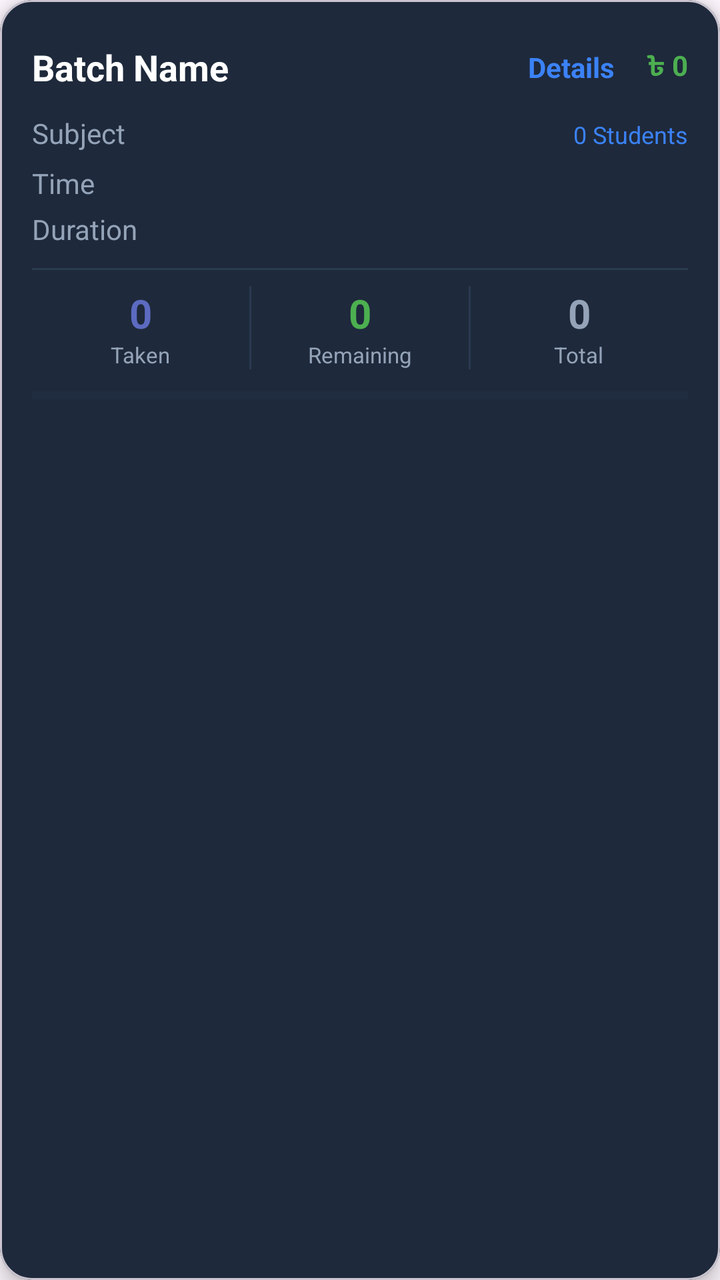
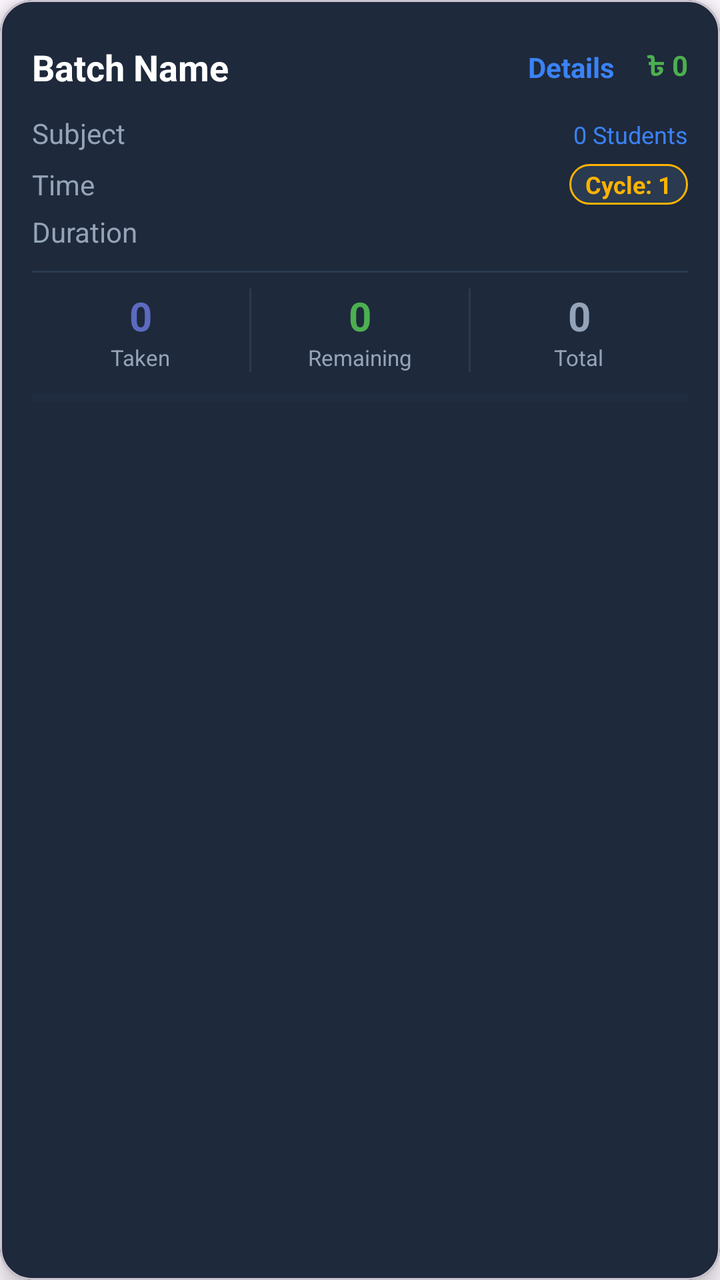

Screens rendered from an Android XML layout before and after an edit, with the pre-edit source and the edit as a unified diff.
<!-- AndroidManifest.xml: application theme Theme.TeachSync -->
<!-- res/layout/batch_item.xml -->
<?xml version="1.0" encoding="utf-8"?>
<com.google.android.material.card.MaterialCardView
    xmlns:android="http://schemas.android.com/apk/res/android"
    xmlns:app="http://schemas.android.com/apk/res-auto"
    app:cardCornerRadius="16dp"
    app:cardElevation="6dp"
    android:layout_width="match_parent"
    android:layout_height="wrap_content"
    android:layout_marginBottom="12dp"
    android:layout_marginHorizontal="4dp"
    android:backgroundTint="#1E293B">

    <LinearLayout
        android:padding="16dp"
        android:orientation="vertical"
        android:layout_width="match_parent"
        android:layout_height="wrap_content">

        <LinearLayout
            android:layout_width="match_parent"
            android:layout_height="wrap_content"
            android:orientation="horizontal"
            android:gravity="center_vertical">

            <TextView
                android:id="@+id/tvBatchName"
                android:text="Batch Name"
                android:textColor="#FFFFFF"
                android:textSize="18sp"
                android:textStyle="bold"
                android:layout_width="0dp"
                android:layout_height="wrap_content"
                android:layout_weight="1"/>

            <TextView
                android:id="@+id/tvBtnDetails"
                android:layout_width="wrap_content"
                android:layout_height="wrap_content"
                android:text="Details"
                android:textColor="#3B82F6"
                android:textSize="14sp"
                android:textStyle="bold"
                android:padding="8dp"
                android:clickable="true"
                android:focusable="true"
                android:background="?attr/selectableItemBackground"
                android:layout_marginEnd="8dp"/>

            <TextView
                android:id="@+id/tvPayment"
                android:text="৳ 0"
                android:textColor="#4CAF50"
                android:textSize="14sp"
                android:textStyle="bold"
                android:layout_width="wrap_content"
                android:layout_height="wrap_content"/>

        </LinearLayout>

        <LinearLayout
            android:layout_width="match_parent"
            android:layout_height="wrap_content"
            android:orientation="horizontal"
            android:layout_marginTop="6dp">

            <TextView
                android:id="@+id/tvBatchSubject"
                android:text="Subject"
                android:textColor="#94A3B8"
                android:layout_width="0dp"
                android:layout_height="wrap_content"
                android:layout_weight="1"/>

            <TextView
                android:id="@+id/tvEnrolledCount"
                android:text="0 Students"
                android:textColor="#3B82F6"
                android:textSize="12sp"
                android:layout_width="wrap_content"
                android:layout_height="wrap_content"/>
        </LinearLayout>

        <TextView
            android:id="@+id/tvBatchTime"
            android:text="Time"
            android:textColor="#94A3B8"
            android:layout_marginTop="6dp"
            android:layout_width="wrap_content"
            android:layout_height="wrap_content"/>

        <TextView
            android:id="@+id/tvBatchDuration"
            android:text="Duration"
            android:textColor="#94A3B8"
            android:layout_marginTop="4dp"
            android:layout_width="wrap_content"
            android:layout_height="wrap_content"/>

        
        <View
            android:layout_width="match_parent"
            android:layout_height="1dp"
            android:background="#2A3A50"
            android:layout_marginTop="10dp"
            android:layout_marginBottom="8dp"/>

        
        <LinearLayout
            android:layout_width="match_parent"
            android:layout_height="wrap_content"
            android:orientation="horizontal">

            <LinearLayout
                android:layout_width="0dp"
                android:layout_height="wrap_content"
                android:layout_weight="1"
                android:orientation="vertical"
                android:gravity="center">

                <TextView
                    android:id="@+id/tvClassesTaken"
                    android:text="0"
                    android:textColor="#5C6BC0"
                    android:textSize="20sp"
                    android:textStyle="bold"
                    android:gravity="center"
                    android:layout_width="wrap_content"
                    android:layout_height="wrap_content"/>

                <TextView
                    android:text="Taken"
                    android:textColor="#94A3B8"
                    android:textSize="11sp"
                    android:gravity="center"
                    android:layout_width="wrap_content"
                    android:layout_height="wrap_content"/>
            </LinearLayout>

            <View
                android:layout_width="1dp"
                android:layout_height="match_parent"
                android:background="#2A3A50"/>

            <LinearLayout
                android:layout_width="0dp"
                android:layout_height="wrap_content"
                android:layout_weight="1"
                android:orientation="vertical"
                android:gravity="center">

                <TextView
                    android:id="@+id/tvClassesRemaining"
                    android:text="0"
                    android:textColor="#4CAF50"
                    android:textSize="20sp"
                    android:textStyle="bold"
                    android:gravity="center"
                    android:layout_width="wrap_content"
                    android:layout_height="wrap_content"/>

                <TextView
                    android:text="Remaining"
                    android:textColor="#94A3B8"
                    android:textSize="11sp"
                    android:gravity="center"
                    android:layout_width="wrap_content"
                    android:layout_height="wrap_content"/>
            </LinearLayout>

            <View
                android:layout_width="1dp"
                android:layout_height="match_parent"
                android:background="#2A3A50"/>

            <LinearLayout
                android:layout_width="0dp"
                android:layout_height="wrap_content"
                android:layout_weight="1"
                android:orientation="vertical"
                android:gravity="center">

                <TextView
                    android:id="@+id/tvClassesTotal"
                    android:text="0"
                    android:textColor="#94A3B8"
                    android:textSize="20sp"
                    android:textStyle="bold"
                    android:gravity="center"
                    android:layout_width="wrap_content"
                    android:layout_height="wrap_content"/>

                <TextView
                    android:text="Total"
                    android:textColor="#94A3B8"
                    android:textSize="11sp"
                    android:gravity="center"
                    android:layout_width="wrap_content"
                    android:layout_height="wrap_content"/>
            </LinearLayout>

        </LinearLayout>

        
        <ProgressBar
            android:id="@+id/progressCycle"
            style="?android:attr/progressBarStyleHorizontal"
            android:layout_width="match_parent"
            android:layout_height="6dp"
            android:layout_marginTop="10dp"
            android:progressTint="#5C6BC0"
            android:progressBackgroundTint="#2A3A50"
            android:max="100"
            android:progress="0"/>

    </LinearLayout>

</com.google.android.material.card.MaterialCardView>
<!-- resources referenced by this layout -->
<resources>
  <style name="Theme.TeachSync" parent="Base.Theme.TeachSync" />
  <style name="Base.Theme.TeachSync" parent="Theme.Material3.DayNight.NoActionBar">
          
          
      </style>
</resources>

<!-- the commit's change to res/layout/batch_item.xml (unified diff, before → after) -->
@@ -10,208 +10,286 @@
     android:layout_marginHorizontal="4dp"
     android:backgroundTint="#1E293B">
 
-    <LinearLayout
-        android:padding="16dp"
-        android:orientation="vertical"
+    <FrameLayout
         android:layout_width="match_parent"
         android:layout_height="wrap_content">
 
         <LinearLayout
+            android:padding="16dp"
+            android:orientation="vertical"
             android:layout_width="match_parent"
-            android:layout_height="wrap_content"
-            android:orientation="horizontal"
-            android:gravity="center_vertical">
+            android:layout_height="wrap_content">
+
+            <LinearLayout
+                android:layout_width="match_parent"
+                android:layout_height="wrap_content"
+                android:orientation="horizontal"
+                android:gravity="center_vertical">
+
+                <TextView
+                    android:id="@+id/tvBatchName"
+                    android:text="Batch Name"
+                    android:textColor="#FFFFFF"
+                    android:textSize="18sp"
+                    android:textStyle="bold"
+                    android:layout_width="0dp"
+                    android:layout_height="wrap_content"
+                    android:layout_weight="1"/>
+
+                <TextView
+                    android:id="@+id/tvBtnDetails"
+                    android:layout_width="wrap_content"
+                    android:layout_height="wrap_content"
+                    android:text="Details"
+                    android:textColor="#3B82F6"
+                    android:textSize="14sp"
+                    android:textStyle="bold"
+                    android:padding="8dp"
+                    android:clickable="true"
+                    android:focusable="true"
+                    android:background="?attr/selectableItemBackground"
+                    android:layout_marginEnd="8dp"/>
+
+                <TextView
+                    android:id="@+id/tvPayment"
+                    android:text="৳ 0"
+                    android:textColor="#4CAF50"
+                    android:textSize="14sp"
+                    android:textStyle="bold"
+                    android:layout_width="wrap_content"
+                    android:layout_height="wrap_content"/>
+
+            </LinearLayout>
+
+            <LinearLayout
+                android:layout_width="match_parent"
+                android:layout_height="wrap_content"
+                android:orientation="horizontal"
+                android:layout_marginTop="6dp">
+
+                <TextView
+                    android:id="@+id/tvBatchSubject"
+                    android:text="Subject"
+                    android:textColor="#94A3B8"
+                    android:layout_width="0dp"
+                    android:layout_height="wrap_content"
+                    android:layout_weight="1"/>
+
+                <TextView
+                    android:id="@+id/tvEnrolledCount"
+                    android:text="0 Students"
+                    android:textColor="#3B82F6"
+                    android:textSize="12sp"
+                    android:layout_width="wrap_content"
+                    android:layout_height="wrap_content"/>
+            </LinearLayout>
+
+            <LinearLayout
+                android:layout_width="match_parent"
+                android:layout_height="wrap_content"
+                android:orientation="horizontal"
+                android:layout_marginTop="6dp"
+                android:gravity="center_vertical">
+
+                <TextView
+                    android:id="@+id/tvBatchTime"
+                    android:text="Time"
+                    android:textColor="#94A3B8"
+                    android:layout_width="0dp"
+                    android:layout_height="wrap_content"
+                    android:layout_weight="1"/>
+
+                <TextView
+                    android:id="@+id/tvCycleCount"
+                    android:layout_width="wrap_content"
+                    android:layout_height="wrap_content"
+                    android:text="Cycle: 1"
+                    android:textColor="#FFB300"
+                    android:textSize="12sp"
+                    android:textStyle="bold"
+                    android:background="@drawable/bg_cycle_badge"
+                    android:paddingHorizontal="8dp"
+                    android:paddingVertical="2dp"/>
+            </LinearLayout>
 
             <TextView
-                android:id="@+id/tvBatchName"
-                android:text="Batch Name"
-                android:textColor="#FFFFFF"
-                android:textSize="18sp"
-                android:textStyle="bold"
-                android:layout_width="0dp"
-                android:layout_height="wrap_content"
-                android:layout_weight="1"/>
-
-            <TextView
-                android:id="@+id/tvBtnDetails"
-                android:layout_width="wrap_content"
-                android:layout_height="wrap_content"
-                android:text="Details"
-                android:textColor="#3B82F6"
-                android:textSize="14sp"
-                android:textStyle="bold"
-                android:padding="8dp"
-                android:clickable="true"
-                android:focusable="true"
-                android:background="?attr/selectableItemBackground"
-                android:layout_marginEnd="8dp"/>
-
-            <TextView
-                android:id="@+id/tvPayment"
-                android:text="৳ 0"
-                android:textColor="#4CAF50"
-                android:textSize="14sp"
-                android:textStyle="bold"
+                android:id="@+id/tvBatchDuration"
+                android:text="Duration"
+                android:textColor="#94A3B8"
+                android:layout_marginTop="4dp"
                 android:layout_width="wrap_content"
                 android:layout_height="wrap_content"/>
 
+            
+            <View
+                android:layout_width="match_parent"
+                android:layout_height="1dp"
+                android:background="#2A3A50"
+                android:layout_marginTop="10dp"
+                android:layout_marginBottom="8dp"/>
+
+            
+            <LinearLayout
+                android:layout_width="match_parent"
+                android:layout_height="wrap_content"
+                android:orientation="horizontal">
+
+                <LinearLayout
+                    android:layout_width="0dp"
+                    android:layout_height="wrap_content"
+                    android:layout_weight="1"
+                    android:orientation="vertical"
+                    android:gravity="center">
+
+                    <TextView
+                        android:id="@+id/tvClassesTaken"
+                        android:text="0"
+                        android:textColor="#5C6BC0"
+                        android:textSize="20sp"
+                        android:textStyle="bold"
+                        android:gravity="center"
+                        android:layout_width="wrap_content"
+                        android:layout_height="wrap_content"/>
+
+                    <TextView
+                        android:text="Taken"
+                        android:textColor="#94A3B8"
+                        android:textSize="11sp"
+                        android:gravity="center"
+                        android:layout_width="wrap_content"
+                        android:layout_height="wrap_content"/>
+                </LinearLayout>
+
+                <View
+                    android:layout_width="1dp"
+                    android:layout_height="match_parent"
+                    android:background="#2A3A50"/>
+
+                <LinearLayout
+                    android:layout_width="0dp"
+                    android:layout_height="wrap_content"
+                    android:layout_weight="1"
+                    android:orientation="vertical"
+                    android:gravity="center">
+
+                    <TextView
+                        android:id="@+id/tvClassesRemaining"
+                        android:text="0"
+                        android:textColor="#4CAF50"
+                        android:textSize="20sp"
+                        android:textStyle="bold"
+                        android:gravity="center"
+                        android:layout_width="wrap_content"
+                        android:layout_height="wrap_content"/>
+
+                    <TextView
+                        android:text="Remaining"
+                        android:textColor="#94A3B8"
+                        android:textSize="11sp"
+                        android:gravity="center"
+                        android:layout_width="wrap_content"
+                        android:layout_height="wrap_content"/>
+                </LinearLayout>
+
+                <View
+                    android:layout_width="1dp"
+                    android:layout_height="match_parent"
+                    android:background="#2A3A50"/>
+
+                <LinearLayout
+                    android:layout_width="0dp"
+                    android:layout_height="wrap_content"
+                    android:layout_weight="1"
+                    android:orientation="vertical"
+                    android:gravity="center">
+
+                    <TextView
+                        android:id="@+id/tvClassesTotal"
+                        android:text="0"
+                        android:textColor="#94A3B8"
+                        android:textSize="20sp"
+                        android:textStyle="bold"
+                        android:gravity="center"
+                        android:layout_width="wrap_content"
+                        android:layout_height="wrap_content"/>
+
+                    <TextView
+                        android:text="Total"
+                        android:textColor="#94A3B8"
+                        android:textSize="11sp"
+                        android:gravity="center"
+                        android:layout_width="wrap_content"
+                        android:layout_height="wrap_content"/>
+                </LinearLayout>
+
+            </LinearLayout>
+
+            
+            <ProgressBar
+                android:id="@+id/progressCycle"
+                style="?android:attr/progressBarStyleHorizontal"
+                android:layout_width="match_parent"
+                android:layout_height="6dp"
+                android:layout_marginTop="10dp"
+                android:progressTint="#5C6BC0"
+                android:progressBackgroundTint="#2A3A50"
+                android:max="100"
+                android:progress="0"/>
+
         </LinearLayout>
-
-        <LinearLayout
-            android:layout_width="match_parent"
-            android:layout_height="wrap_content"
-            android:orientation="horizontal"
-            android:layout_marginTop="6dp">
-
-            <TextView
-                android:id="@+id/tvBatchSubject"
-                android:text="Subject"
-                android:textColor="#94A3B8"
-                android:layout_width="0dp"
-                android:layout_height="wrap_content"
-                android:layout_weight="1"/>
-
-            <TextView
-                android:id="@+id/tvEnrolledCount"
-                android:text="0 Students"
-                android:textColor="#3B82F6"
-                android:textSize="12sp"
-                android:layout_width="wrap_content"
-                android:layout_height="wrap_content"/>
-        </LinearLayout>
-
-        <TextView
-            android:id="@+id/tvBatchTime"
-            android:text="Time"
-            android:textColor="#94A3B8"
-            android:layout_marginTop="6dp"
-            android:layout_width="wrap_content"
-            android:layout_height="wrap_content"/>
-
-        <TextView
-            android:id="@+id/tvBatchDuration"
-            android:text="Duration"
-            android:textColor="#94A3B8"
-            android:layout_marginTop="4dp"
-            android:layout_width="wrap_content"
-            android:layout_height="wrap_content"/>
-
-        
-        <View
-            android:layout_width="match_parent"
-            android:layout_height="1dp"
-            android:background="#2A3A50"
-            android:layout_marginTop="10dp"
-            android:layout_marginBottom="8dp"/>
 
         
         <LinearLayout
+            android:id="@+id/layoutBatchOverlay"
             android:layout_width="match_parent"
-            android:layout_height="wrap_content"
-            android:orientation="horizontal">
-
-            <LinearLayout
-                android:layout_width="0dp"
-                android:layout_height="wrap_content"
-                android:layout_weight="1"
-                android:orientation="vertical"
+            android:layout_height="match_parent"
+            android:background="#E61E293B"
+            android:orientation="vertical"
+            android:gravity="center"
+            android:padding="16dp"
+            android:visibility="gone">
+
+            <TextView
+                android:layout_width="wrap_content"
+                android:layout_height="wrap_content"
+                android:text="Cycle Completed!"
+                android:textColor="#FFFFFF"
+                android:textSize="16sp"
+                android:textStyle="bold"
+                android:layout_marginBottom="12dp"/>
+
+            <LinearLayout
+                android:layout_width="match_parent"
+                android:layout_height="wrap_content"
+                android:orientation="horizontal"
                 android:gravity="center">
 
-                <TextView
-                    android:id="@+id/tvClassesTaken"
-                    android:text="0"
-                    android:textColor="#5C6BC0"
-                    android:textSize="20sp"
-                    android:textStyle="bold"
-                    android:gravity="center"
-                    android:layout_width="wrap_content"
-                    android:layout_height="wrap_content"/>
-
-                <TextView
-                    android:text="Taken"
-                    android:textColor="#94A3B8"
-                    android:textSize="11sp"
-                    android:gravity="center"
-                    android:layout_width="wrap_content"
-                    android:layout_height="wrap_content"/>
-            </LinearLayout>
-
-            <View
-                android:layout_width="1dp"
-                android:layout_height="match_parent"
-                android:background="#2A3A50"/>
-
-            <LinearLayout
-                android:layout_width="0dp"
-                android:layout_height="wrap_content"
-                android:layout_weight="1"
-                android:orientation="vertical"
-                android:gravity="center">
-
-                <TextView
-                    android:id="@+id/tvClassesRemaining"
-                    android:text="0"
-                    android:textColor="#4CAF50"
-                    android:textSize="20sp"
-                    android:textStyle="bold"
-                    android:gravity="center"
-                    android:layout_width="wrap_content"
-                    android:layout_height="wrap_content"/>
-
-                <TextView
-                    android:text="Remaining"
-                    android:textColor="#94A3B8"
-                    android:textSize="11sp"
-                    android:gravity="center"
-                    android:layout_width="wrap_content"
-                    android:layout_height="wrap_content"/>
-            </LinearLayout>
-
-            <View
-                android:layout_width="1dp"
-                android:layout_height="match_parent"
-                android:background="#2A3A50"/>
-
-            <LinearLayout
-                android:layout_width="0dp"
-                android:layout_height="wrap_content"
-                android:layout_weight="1"
-                android:orientation="vertical"
-                android:gravity="center">
-
-                <TextView
-                    android:id="@+id/tvClassesTotal"
-                    android:text="0"
-                    android:textColor="#94A3B8"
-                    android:textSize="20sp"
-                    android:textStyle="bold"
-                    android:gravity="center"
-                    android:layout_width="wrap_content"
-                    android:layout_height="wrap_content"/>
-
-                <TextView
-                    android:text="Total"
-                    android:textColor="#94A3B8"
-                    android:textSize="11sp"
-                    android:gravity="center"
-                    android:layout_width="wrap_content"
-                    android:layout_height="wrap_content"/>
+                <com.google.android.material.button.MaterialButton
+                    android:id="@+id/btnStartNewCycle"
+                    android:layout_width="wrap_content"
+                    android:layout_height="wrap_content"
+                    android:text="New Cycle"
+                    android:textSize="12sp"
+                    android:textAllCaps="false"
+                    app:cornerRadius="8dp"
+                    android:layout_marginEnd="8dp"/>
+
+                <com.google.android.material.button.MaterialButton
+                    android:id="@+id/btnCloseBatch"
+                    style="@style/Widget.MaterialComponents.Button.OutlinedButton"
+                    android:layout_width="wrap_content"
+                    android:layout_height="wrap_content"
+                    android:text="Close Batch"
+                    android:textSize="12sp"
+                    android:textAllCaps="false"
+                    android:textColor="#FF5252"
+                    app:strokeColor="#FF5252"
+                    app:cornerRadius="8dp"/>
+
             </LinearLayout>
 
         </LinearLayout>
 
-        
-        <ProgressBar
-            android:id="@+id/progressCycle"
-            style="?android:attr/progressBarStyleHorizontal"
-            android:layout_width="match_parent"
-            android:layout_height="6dp"
-            android:layout_marginTop="10dp"
-            android:progressTint="#5C6BC0"
-            android:progressBackgroundTint="#2A3A50"
-            android:max="100"
-            android:progress="0"/>
-
-    </LinearLayout>
+    </FrameLayout>
 
 </com.google.android.material.card.MaterialCardView>
<!-- resource entries referenced after the edit -->
@@ -1,5 +1,12 @@
 <!-- resources referenced by this layout -->
 <resources>
+  <!-- drawable bg_cycle_badge (drawable) -->
+  <?xml version="1.0" encoding="utf-8"?>
+  <shape xmlns:android="http://schemas.android.com/apk/res/android">
+      <solid android:color="#2A3A50"/>
+      <corners android:radius="12dp"/>
+      <stroke android:width="1dp" android:color="#FFB300"/>
+  </shape>
   <style name="Theme.TeachSync" parent="Base.Theme.TeachSync" />
   <style name="Base.Theme.TeachSync" parent="Theme.Material3.DayNight.NoActionBar">
           
